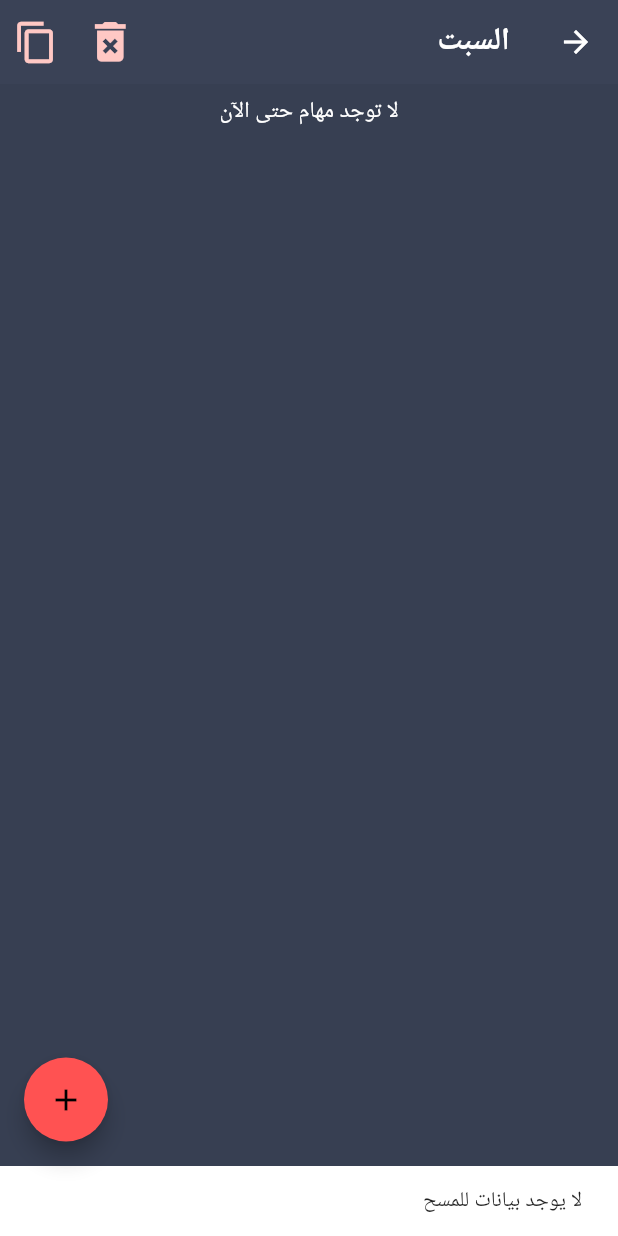
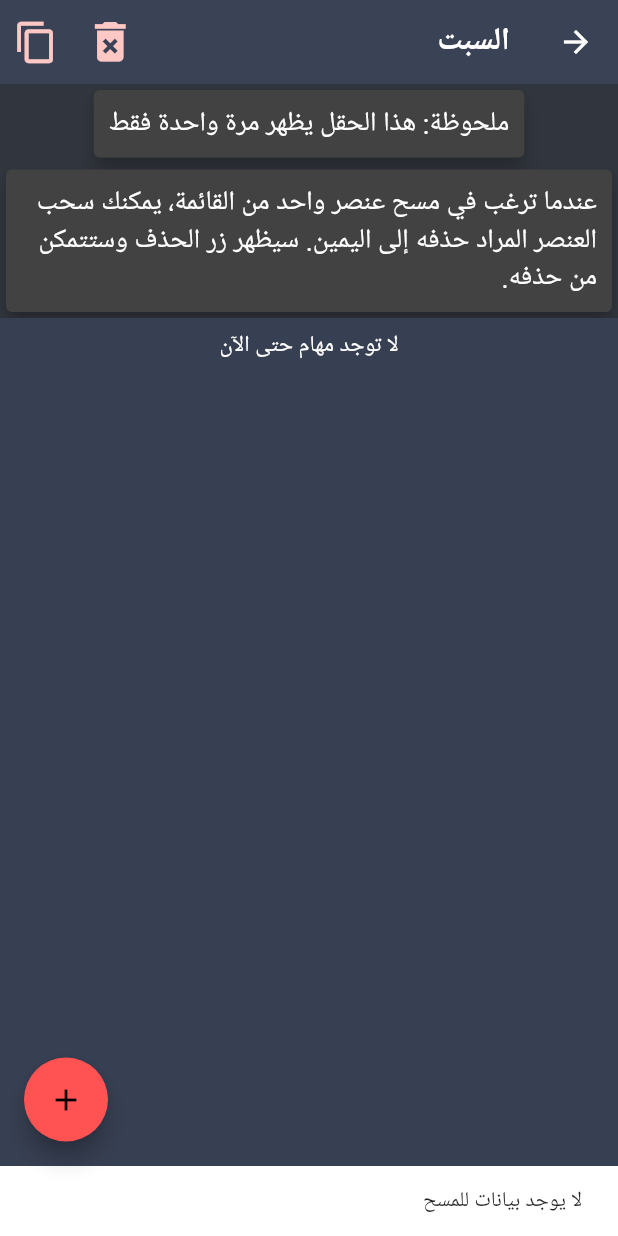
Before and after one commit to Mahmoud7Hany/weekly-schedule-app, a Flutter app: the Saturday screen opened directly, after a tap on the "delete forever" icon, on a phone screen of 412 x 824 dp. Run offline on Flutter 3.47's test engine with Material 2 defaults, Android fonts, the phone set to English and light mode, and no system bars; drawn by our look-alikes of showcaseview; our stand-ins replace flutter_slidable, shared_preferences; accounts and stored records are empty.

Commit message:
The errors have been fixed

```diff
--- a/lib/main.dart
+++ b/lib/main.dart
@@ -2,6 +2,7 @@
 
 import 'package:flutter/material.dart';
 import 'package:flutter_localizations/flutter_localizations.dart';
+import 'package:showcaseview/showcaseview.dart';
 import 'package:weekly_schedule/pages/bottom_navigation_bar.dart';
 
 void main() {
@@ -24,7 +25,10 @@ class MyApp extends StatelessWidget {
       ],
       debugShowCheckedModeBanner: false,
       theme: ThemeData.dark(),
-      home: const BottomNavigation(),
+      // home: const MyHomePage(),
+      home: ShowCaseWidget(
+        builder: Builder(builder: (context) => const BottomNavigation()),
+      ),
     );
   }
 }
--- a/lib/pages/bottom_navigation_bar.dart
+++ b/lib/pages/bottom_navigation_bar.dart
@@ -10,6 +10,7 @@ import 'evaluation_week.dart';
 class BottomNavigation extends StatefulWidget {
   const BottomNavigation({super.key});
 
+
   @override
   _BottomNavigationState createState() => _BottomNavigationState();
 }
@@ -18,7 +19,7 @@ class _BottomNavigationState extends State<BottomNavigation> {
   int _currentIndex = 1;
   final List<Widget> _pages = [
     const WeeklyChallenge(),
-    Home(),
+     Home(),
     const EvaluationWeek(),
   ];
 
--- a/lib/pages/days/friday.dart
+++ b/lib/pages/days/friday.dart
@@ -52,9 +52,10 @@ class _FridayState extends State<Friday> {
     final newTaskTitle = myController.text;
     if (newTaskTitle.isNotEmpty) {
       setState(() {
-        allTasks.add(Task(title: newTaskTitle, status: false));
+        allTasks.insert(0, Task(title: newTaskTitle, status: false));
         myController.clear();
-        saveList(); // قم بحفظ القائمة هنا
+        saveList(); // حفظ القائمة هنا
+        allTasks.sort((a, b) => a.status ? -1 : 1); // فرز القائمة هنا
       });
     }
   }
@@ -65,7 +66,8 @@ class _FridayState extends State<Friday> {
       setState(() {
         allTasks.removeAt(index); // حذف العنصر من القائمة
         saveList(); // حفظ القائمة الجديدة في SharedPreferences
-        myController.clear(); // لمسح الحقل بعد الحذف
+        myController.clear(); // مسح الحقل بعد الحذف
+        allTasks.sort((a, b) => a.status ? -1 : 1); // فرز القائمة هنا
       });
     }
   }
@@ -234,7 +236,9 @@ class _FridayState extends State<Friday> {
                     );
                   }
                 },
-                  ))),
+              ),
+            ),
+          ),
         ],
       ),
       floatingActionButton: FloatingActionButton(
--- a/lib/pages/days/monday.dart
+++ b/lib/pages/days/monday.dart
@@ -52,19 +52,22 @@ class _MondayState extends State<Monday> {
     final newTaskTitle = myController.text;
     if (newTaskTitle.isNotEmpty) {
       setState(() {
-        allTasks.add(Task(title: newTaskTitle, status: false));
+        allTasks.insert(0, Task(title: newTaskTitle, status: false));
         myController.clear();
-        saveList(); // قم بحفظ القائمة هنا
+        saveList(); // حفظ القائمة هنا
+        allTasks.sort((a, b) => a.status ? -1 : 1); // فرز القائمة هنا
       });
     }
   }
 
+// حذف العنصر من القائمة
   void removeItem(int index) {
     if (allTasks.isNotEmpty) {
       setState(() {
         allTasks.removeAt(index); // حذف العنصر من القائمة
         saveList(); // حفظ القائمة الجديدة في SharedPreferences
-        myController.clear(); // لمسح الحقل بعد الحذف
+        myController.clear(); // مسح الحقل بعد الحذف
+        allTasks.sort((a, b) => a.status ? -1 : 1); // فرز القائمة هنا
       });
     }
   }
--- a/lib/pages/days/saturday.dart
+++ b/lib/pages/days/saturday.dart
@@ -1,14 +1,16 @@
 // ignore_for_file: use_build_context_synchronously
 
-// السبت
 import 'package:flutter/material.dart';
 import 'package:flutter/services.dart';
 import 'package:shared_preferences/shared_preferences.dart';
+import 'package:showcaseview/showcaseview.dart';
 import '../../models/model_task.dart';
 import '../../widgets/counter.dart';
+import '../../widgets/show_case_widget.dart';
 import '../../widgets/text_field_add.dart';
 import '../../widgets/todo-card.dart';
 
+// السبت
 class Saturday extends StatefulWidget {
   const Saturday({Key? key}) : super(key: key);
 
@@ -52,19 +54,22 @@ class _SaturdayState extends State<Saturday> {
     final newTaskTitle = myController.text;
     if (newTaskTitle.isNotEmpty) {
       setState(() {
-        allTasks.add(Task(title: newTaskTitle, status: false));
+        allTasks.insert(0, Task(title: newTaskTitle, status: false));
         myController.clear();
-        saveList(); // قم بحفظ القائمة هنا
+        saveList(); // حفظ القائمة هنا
+        allTasks.sort((a, b) => a.status ? -1 : 1); // فرز القائمة هنا
       });
     }
   }
 
+// حذف العنصر من القائمة
   void removeItem(int index) {
     if (allTasks.isNotEmpty) {
       setState(() {
         allTasks.removeAt(index); // حذف العنصر من القائمة
         saveList(); // حفظ القائمة الجديدة في SharedPreferences
-        myController.clear(); // لمسح الحقل بعد الحذف
+        myController.clear(); // مسح الحقل بعد الحذف
+        allTasks.sort((a, b) => a.status ? -1 : 1); // فرز القائمة هنا
       });
     }
   }
@@ -145,11 +150,11 @@ class _SaturdayState extends State<Saturday> {
     }
   }
 
-  @override
-  void initState() {
-    super.initState();
-    loadList();
-  }
+  // @override
+  // void initState() {
+  //   super.initState();
+  //   loadList();
+  // }
 
   // هذا يقدم للمستخدم إمكانية نسخ القائمة الحالية إلى الحافظة عند الضغط على زر نسخ
   void copyListToClipboard() {
@@ -169,6 +174,58 @@ class _SaturdayState extends State<Saturday> {
     }
   }
 
+  //  لاضافه الشرح للعناصر ويظهر مره وحده فقط عند فتح التطبيق
+  final GlobalKey _deleteKey = GlobalKey();
+  final GlobalKey _copyKey = GlobalKey();
+
+  //  لحفظ القيمه لعرض اول مره
+  String keyBool = 'oneKey';
+
+  // بيستخدم عند فتح التطبيق اول مره بيتم حفظ الشرح ويعرضه اول مره فقط عند فتح لتطبيق
+  @override
+  void initState() {
+    // لاسترجاع القائيمه
+    loadList();
+    // لعرض رساله تظهر مره وحده فقط
+    _checkFirstTime();
+
+    super.initState();
+    WidgetsBinding.instance.addPostFrameCallback((_) {
+      // SharedPreferences استرجاع قيمة showCaseOpened من
+      SharedPreferences.getInstance().then((prefs) {
+        bool opened = prefs.getBool(keyBool) ?? false;
+
+        if (!opened) {
+          // إذا لم يكن قد تم فتح الشرح بعد، قم بعرضه
+          ShowCaseWidget.of(context).startShowCase([_deleteKey, _copyKey]);
+
+          // true قم بتعيين showCaseOpened إلى
+          prefs.setBool(keyBool, true);
+        }
+      });
+    });
+  }
+
+  // لعرض رساله تظهر اول مره المستخدم يفتح فيها الصفحه فقط
+  late bool showCard = false; // تحديد ما إذا كان يجب عرض البطاقة أم لا
+  String key = 'first_time12';
+
+  _checkFirstTime() async {
+    SharedPreferences prefs = await SharedPreferences.getInstance();
+    bool isFirstTime = prefs.getBool(key) ?? true;
+
+    if (isFirstTime) {
+      setState(() {
+        showCard = true;
+        prefs.setBool(key, false);
+      });
+    } else {
+      setState(() {
+        showCard = false;
+      });
+    }
+  }
+
   @override
   Widget build(BuildContext context) {
     allTasks.sort((a, b) => a.status ? -1 : 1);
@@ -179,7 +236,12 @@ class _SaturdayState extends State<Saturday> {
         elevation: 0,
         backgroundColor: const Color.fromRGBO(58, 66, 86, 1),
         actions: [
-          IconButton(
+          ShowCaseView(
+            globalKey: _deleteKey,
+            title: 'حذف',
+            description: 'عند الضغط على الزر، يتم حذف جميع المهام',
+            onFinish: () {},
+            child: IconButton(
               onPressed: () {
                 deleteAll();
               },
@@ -189,7 +251,13 @@ class _SaturdayState extends State<Saturday> {
                 color: Color.fromARGB(255, 255, 200, 196),
               ),
             ),
-          IconButton(
+          ),
+          ShowCaseView(
+            globalKey: _copyKey,
+            title: 'نسخ',
+            description: 'يستطيع نسخ جميع المهام الموجودة',
+            onFinish: () {},
+            child: IconButton(
               onPressed: () {
                 copyListToClipboard();
               },
@@ -199,12 +267,16 @@ class _SaturdayState extends State<Saturday> {
                 color: Color.fromARGB(255, 255, 200, 196),
               ),
             ),
+          ),
         ],
         title: const Text('السبت'),
       ),
       body: Column(
         crossAxisAlignment: CrossAxisAlignment.center,
         children: [
+          // لعرض رساله تظهر مره وحده فقط عند فتح التطبيق اول مره
+          // true، اذا كانت بتساوي showCard قم بعرض البطاقه
+          if (showCard) buildCard(),
           if (allTasks.isNotEmpty)
             Counter(
               allTodos: allTasks.length,
@@ -234,7 +306,9 @@ class _SaturdayState extends State<Saturday> {
                     );
                   }
                 },
-                  ))),
+              ),
+            ),
+          ),
         ],
       ),
       floatingActionButton: FloatingActionButton(
@@ -289,4 +363,32 @@ class _SaturdayState extends State<Saturday> {
       ),
     );
   }
+
+  // لعرض رساله تظهر مره وحده فقط عند فتح التطبيق اول مره
+  Widget buildCard() {
+    return const Column(
+      children: [
+        Card(
+          elevation: 5,
+          child: Padding(
+            padding: EdgeInsets.all(10),
+            child: Text(
+              'ملحوظة: هذا الحقل يظهر مرة واحدة فقط',
+              style: TextStyle(fontSize: 18),
+            ),
+          ),
+        ),
+        Card(
+          elevation: 5,
+          child: Padding(
+            padding: EdgeInsets.all(10),
+            child: Text(
+              'عندما ترغب في مسح عنصر واحد من القائمة، يمكنك سحب العنصر المراد حذفه إلى اليمين. سيظهر زر الحذف وستتمكن من حذفه.',
+              style: TextStyle(fontSize: 18),
+            ),
+          ),
+        ),
+      ],
+    );
   }
+}
--- a/lib/pages/days/sunday.dart
+++ b/lib/pages/days/sunday.dart
@@ -52,19 +52,22 @@ class _SundayState extends State<Sunday> {
     final newTaskTitle = myController.text;
     if (newTaskTitle.isNotEmpty) {
       setState(() {
-        allTasks.add(Task(title: newTaskTitle, status: false));
+        allTasks.insert(0, Task(title: newTaskTitle, status: false));
         myController.clear();
-        saveList(); // قم بحفظ القائمة هنا
+        saveList(); // حفظ القائمة هنا
+        allTasks.sort((a, b) => a.status ? -1 : 1); // فرز القائمة هنا
       });
     }
   }
 
+// حذف العنصر من القائمة
   void removeItem(int index) {
     if (allTasks.isNotEmpty) {
       setState(() {
         allTasks.removeAt(index); // حذف العنصر من القائمة
         saveList(); // حفظ القائمة الجديدة في SharedPreferences
-        myController.clear(); // لمسح الحقل بعد الحذف
+        myController.clear(); // مسح الحقل بعد الحذف
+        allTasks.sort((a, b) => a.status ? -1 : 1); // فرز القائمة هنا
       });
     }
   }
--- a/lib/pages/days/thursday.dart
+++ b/lib/pages/days/thursday.dart
@@ -52,19 +52,22 @@ class _ThursdayState extends State<Thursday> {
     final newTaskTitle = myController.text;
     if (newTaskTitle.isNotEmpty) {
       setState(() {
-        allTasks.add(Task(title: newTaskTitle, status: false));
+        allTasks.insert(0, Task(title: newTaskTitle, status: false));
         myController.clear();
-        saveList(); // قم بحفظ القائمة هنا
+        saveList(); // حفظ القائمة هنا
+        allTasks.sort((a, b) => a.status ? -1 : 1); // فرز القائمة هنا
       });
     }
   }
 
+// حذف العنصر من القائمة
   void removeItem(int index) {
     if (allTasks.isNotEmpty) {
       setState(() {
         allTasks.removeAt(index); // حذف العنصر من القائمة
         saveList(); // حفظ القائمة الجديدة في SharedPreferences
-        myController.clear(); // لمسح الحقل بعد الحذف
+        myController.clear(); // مسح الحقل بعد الحذف
+        allTasks.sort((a, b) => a.status ? -1 : 1); // فرز القائمة هنا
       });
     }
   }
--- a/lib/pages/days/tuesday.dart
+++ b/lib/pages/days/tuesday.dart
@@ -52,19 +52,22 @@ class _TuesdayState extends State<Tuesday> {
     final newTaskTitle = myController.text;
     if (newTaskTitle.isNotEmpty) {
       setState(() {
-        allTasks.add(Task(title: newTaskTitle, status: false));
+        allTasks.insert(0, Task(title: newTaskTitle, status: false));
         myController.clear();
-        saveList(); // قم بحفظ القائمة هنا
+        saveList(); // حفظ القائمة هنا
+        allTasks.sort((a, b) => a.status ? -1 : 1); // فرز القائمة هنا
       });
     }
   }
 
+// حذف العنصر من القائمة
   void removeItem(int index) {
     if (allTasks.isNotEmpty) {
       setState(() {
         allTasks.removeAt(index); // حذف العنصر من القائمة
         saveList(); // حفظ القائمة الجديدة في SharedPreferences
-        myController.clear(); // لمسح الحقل بعد الحذف
+        myController.clear(); // مسح الحقل بعد الحذف
+        allTasks.sort((a, b) => a.status ? -1 : 1); // فرز القائمة هنا
       });
     }
   }
--- a/lib/pages/days/wednesday.dart
+++ b/lib/pages/days/wednesday.dart
@@ -52,19 +52,22 @@ class _WednesdayState extends State<Wednesday> {
     final newTaskTitle = myController.text;
     if (newTaskTitle.isNotEmpty) {
       setState(() {
-        allTasks.add(Task(title: newTaskTitle, status: false));
+        allTasks.insert(0, Task(title: newTaskTitle, status: false));
         myController.clear();
-        saveList(); // قم بحفظ القائمة هنا
+        saveList(); // حفظ القائمة هنا
+        allTasks.sort((a, b) => a.status ? -1 : 1); // فرز القائمة هنا
       });
     }
   }
 
+// حذف العنصر من القائمة
   void removeItem(int index) {
     if (allTasks.isNotEmpty) {
       setState(() {
         allTasks.removeAt(index); // حذف العنصر من القائمة
         saveList(); // حفظ القائمة الجديدة في SharedPreferences
-        myController.clear(); // لمسح الحقل بعد الحذف
+        myController.clear(); // مسح الحقل بعد الحذف
+        allTasks.sort((a, b) => a.status ? -1 : 1); // فرز القائمة هنا
       });
     }
   }
--- /dev/null
+++ b/lib/widgets/show_case_widget.dart
@@ -0,0 +1,30 @@
+// يكوم باضافه شرح علي العناصر
+import 'package:flutter/material.dart';
+import 'package:showcaseview/showcaseview.dart';
+
+class ShowCaseView extends StatelessWidget {
+  const ShowCaseView(
+      {Key? key,
+      required this.globalKey,
+      required this.title,
+      required this.description,
+      required this.child,
+      this.shapeBorder = const CircleBorder(),
+      required Null Function() onFinish})
+      : super(key: key);
+
+  final GlobalKey globalKey;
+  final String title;
+  final String description;
+  final Widget child;
+  final ShapeBorder shapeBorder;
+  @override
+  Widget build(BuildContext context) {
+    return Showcase(
+        key: globalKey,
+        title: title,
+        description: description,
+        targetShapeBorder: shapeBorder,
+        child: child);
+  }
+}
--- a/pubspec.yaml
+++ b/pubspec.yaml
@@ -14,11 +14,12 @@ dependencies:
 
   cupertino_icons: ^1.0.2
   shared_preferences: ^2.2.2 # Save data
+  flutter_slidable: ^3.0.1 # قابل للانزلاق
+  showcaseview: ^2.0.3 # هو مكتبة تسمح للمطورين بإظهار نقاط تعريف للمستخدمين في التطبيق الخاص بهم
 
         #  شاشة البداية
   flutter_native_splash: ^2.2.14
   intl: any
-  sqflite: ^2.2.8+2
 flutter_native_splash:
   color: "#ffffff"
   # image: "assets/images/app/"
```
Also changed, not shown: lib/pages/home.dart (+6 -1 lines), lib/widgets/todo-card.dart (+33 -45 lines), pubspec.lock, 1 other file. Lines whose indentation alone changed are shown as unchanged.
